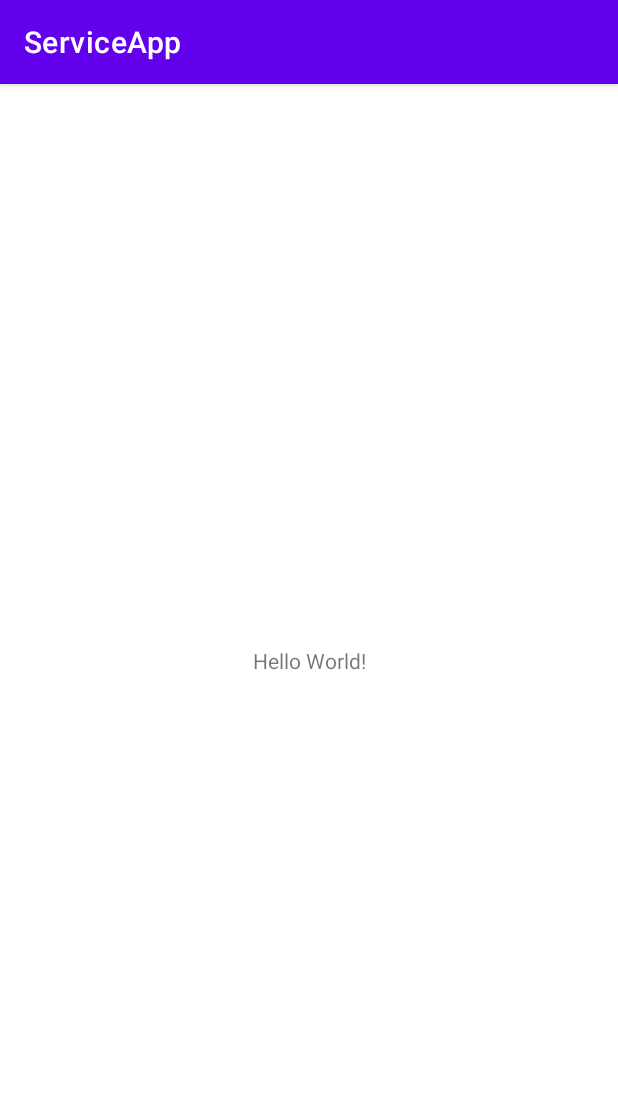
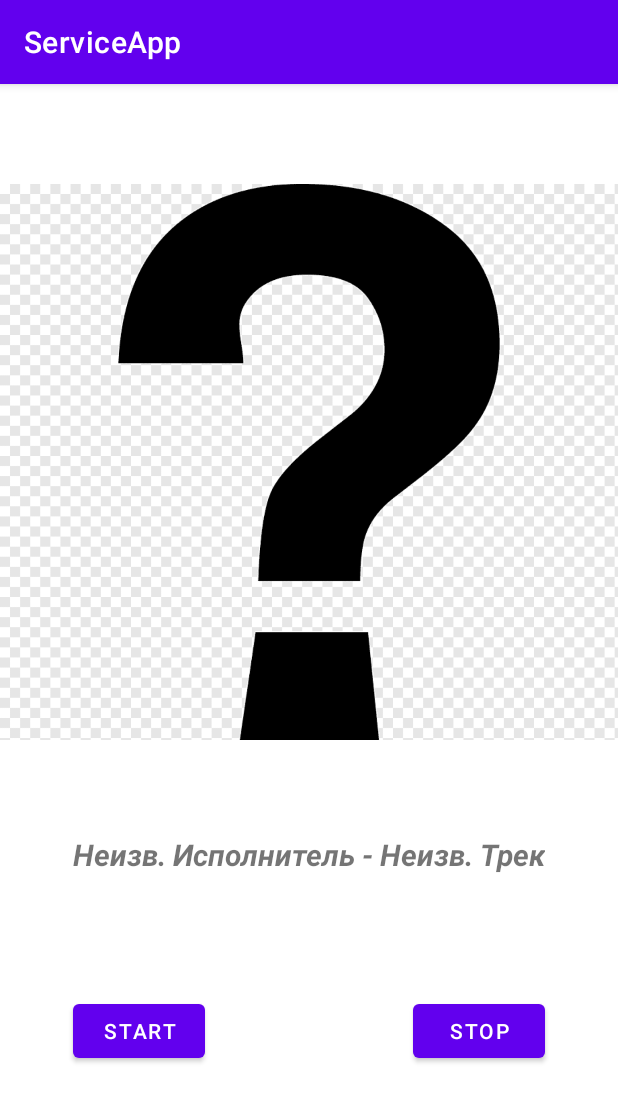
Before and after one commit to Kir-Scheluh/Mob_Dev_Lesson4, an Android app: the screen it shows after launch (MainActivity), on a phone screen of 412 x 824 dp. Shown: the top 1102 px of the screen. Run offline under Robolectric (Android 15) with nearby library versions, the phone set to English and light mode, and no system bars.

Commit message:
Задание 7
Музыкальный плеер

```diff
--- a/serviceapp/build.gradle
+++ b/serviceapp/build.gradle
@@ -26,6 +26,9 @@ android {
         sourceCompatibility JavaVersion.VERSION_1_8
         targetCompatibility JavaVersion.VERSION_1_8
     }
+    buildFeatures	{
+        viewBinding	true
+    }
 }
 
 dependencies {
--- a/serviceapp/src/main/java/com/mirea/schelukhinka/serviceapp/MainActivity.java
+++ b/serviceapp/src/main/java/com/mirea/schelukhinka/serviceapp/MainActivity.java
@@ -1,14 +1,47 @@
 package com.mirea.schelukhinka.serviceapp;
 
+import static android.Manifest.permission.FOREGROUND_SERVICE;
+import static android.Manifest.permission.POST_NOTIFICATIONS;
+
 import androidx.appcompat.app.AppCompatActivity;
+import androidx.core.app.ActivityCompat;
+import androidx.core.content.ContextCompat;
+
+import android.content.Intent;
+import android.content.pm.PackageManager;
+import android.os.Bundle;
+import android.util.Log;
+import android.view.View;
+
 
 import android.os.Bundle;
 
+import com.mirea.schelukhinka.serviceapp.databinding.ActivityMainBinding;
+
 public class MainActivity extends AppCompatActivity {
-
+    ActivityMainBinding binding;
+    final private int PermissionCode = 200;
     @Override
     protected void onCreate(Bundle savedInstanceState) {
         super.onCreate(savedInstanceState);
-        setContentView(R.layout.activity_main);
+        binding = ActivityMainBinding.inflate(getLayoutInflater());
+        setContentView(binding.getRoot());
+        if (ContextCompat.checkSelfPermission(this, POST_NOTIFICATIONS) == PackageManager.PERMISSION_GRANTED) {
+            Log.d(MainActivity.class.getSimpleName().toString(), "Разрешения получены"); }
+        else {
+            Log.d(MainActivity.class.getSimpleName().toString(), "Нет разрешений!");
+            ActivityCompat.requestPermissions(this, new String[]{POST_NOTIFICATIONS, FOREGROUND_SERVICE}, PermissionCode);
+        }
+        binding.buttonStart.setOnClickListener(new View.OnClickListener() {
+            @Override
+            public void onClick(View v) {
+                Intent serviceIntent = new Intent(MainActivity.this, PlayerService.class);
+                ContextCompat.startForegroundService(MainActivity.this, serviceIntent); }
+        });
+        binding.buttonStop.setOnClickListener(new View.OnClickListener() { @Override
+        public void onClick(View v) {
+            stopService(
+                    new Intent(MainActivity.this, PlayerService.class));
+        } });
     }
 }
--- a/serviceapp/src/main/res/layout/activity_main.xml
+++ b/serviceapp/src/main/res/layout/activity_main.xml
@@ -6,13 +6,45 @@
     android:layout_height="match_parent"
     tools:context=".MainActivity">
 
-    <TextView
+    <Button
+        android:id="@+id/buttonStart"
         android:layout_width="wrap_content"
         android:layout_height="wrap_content"
-        android:text="Hello World!"
-        app:layout_constraintBottom_toBottomOf="parent"
+        android:layout_marginTop="80dp"
+        android:text="Start"
+        app:layout_constraintStart_toStartOf="@+id/textView"
+        app:layout_constraintTop_toBottomOf="@+id/textView" />
+
+    <Button
+        android:id="@+id/buttonStop"
+        android:layout_width="wrap_content"
+        android:layout_height="wrap_content"
+        android:layout_marginTop="80dp"
+        android:text="Stop"
+        app:layout_constraintEnd_toEndOf="@+id/textView"
+        app:layout_constraintTop_toBottomOf="@+id/textView" />
+
+    <TextView
+        android:id="@+id/textView"
+        android:layout_width="wrap_content"
+        android:layout_height="wrap_content"
+        android:layout_marginTop="60dp"
+        android:text="Неизв. Исполнитель - Неизв. Трек"
+        android:textSize="20sp"
+        android:textStyle="bold|italic"
         app:layout_constraintEnd_toEndOf="parent"
         app:layout_constraintStart_toStartOf="parent"
-        app:layout_constraintTop_toTopOf="parent" />
+        app:layout_constraintTop_toBottomOf="@+id/imageView" />
+
+    <ImageView
+        android:id="@+id/imageView"
+        android:layout_width="wrap_content"
+        android:layout_height="376dp"
+        android:layout_marginTop="64dp"
+        app:layout_constraintEnd_toEndOf="parent"
+        app:layout_constraintHorizontal_bias="0.0"
+        app:layout_constraintStart_toStartOf="parent"
+        app:layout_constraintTop_toTopOf="parent"
+        app:srcCompat="@drawable/png_transparent_question_mark_nemiga_gaming_computer_icons_questions_angle_text_poster" />
 
 </androidx.constraintlayout.widget.ConstraintLayout>
--- a/settings.gradle
+++ b/settings.gradle
@@ -18,3 +18,4 @@ include ':thread'
 include ':data_thread'
 include ':looper'
 include ':cryptoloader'
+include ':serviceapp'
```
Also changed, not shown: serviceapp/src/main/AndroidManifest.xml (+8 -1 lines), serviceapp/src/main/java/com/mirea/schelukhinka/serviceapp/PlayerService.java (added, +56 -0 lines), serviceapp/src/main/res/drawable/png_transparent_question_mark_nemiga_gaming_computer_icons_questions_angle_text_poster.png (added), 1 other file.
